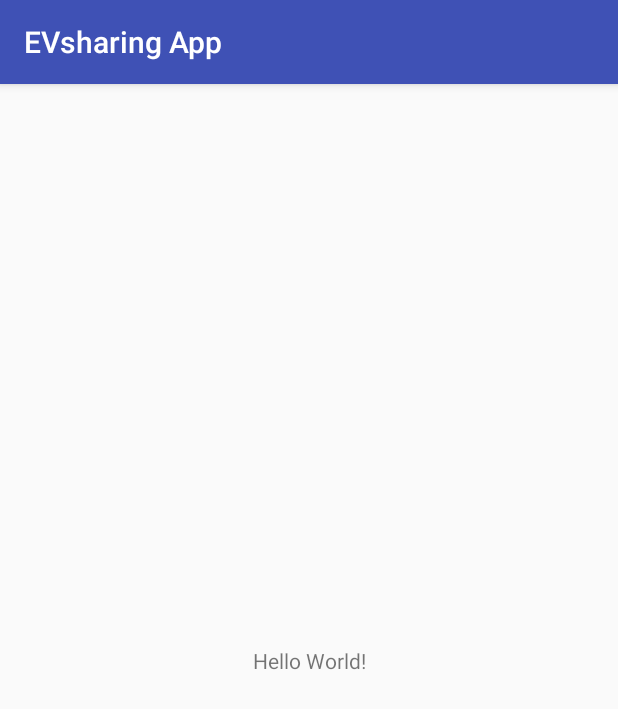
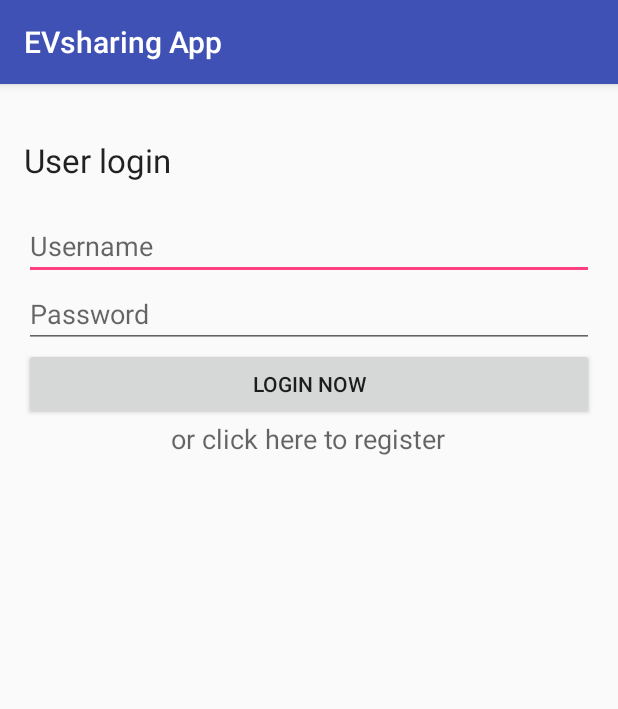
Before and after one commit to ioannisgk/evsharing-app-release, an Android app: the screen it shows after launch (MainActivity), on a phone screen of 412 x 824 dp. Shown: the top 709 px of the screen. Run offline under Robolectric (Android 15) with nearby library versions, the phone set to English and light mode, and no system bars.

Commit message:
MainActivity layout created

```diff
--- a/app/src/main/res/layout/activity_main.xml
+++ b/app/src/main/res/layout/activity_main.xml
@@ -1,18 +1,58 @@
-<?xml version="1.0" encoding="utf-8"?>
-<android.support.constraint.ConstraintLayout xmlns:android="http://schemas.android.com/apk/res/android"
-    xmlns:app="http://schemas.android.com/apk/res-auto"
-    xmlns:tools="http://schemas.android.com/tools"
-    android:layout_width="match_parent"
-    android:layout_height="match_parent"
-    tools:context="com.ioannisgk.evsharingapp.MainActivity">
+<RelativeLayout xmlns:android="http://schemas.android.com/apk/res/android"
+    xmlns:tools="http://schemas.android.com/tools" android:layout_width="match_parent"
+    android:layout_height="match_parent" android:paddingLeft="@dimen/activity_horizontal_margin"
+    android:paddingRight="@dimen/activity_horizontal_margin"
+    android:paddingTop="@dimen/activity_vertical_margin"
+    android:paddingBottom="@dimen/activity_vertical_margin" tools:context="com.ioannisgk.evsharingapp.MainActivity">
 
     <TextView
+        android:id="@+id/userloginTextView"
         android:layout_width="wrap_content"
         android:layout_height="wrap_content"
-        android:text="Hello World!"
-        app:layout_constraintBottom_toBottomOf="parent"
-        app:layout_constraintLeft_toLeftOf="parent"
-        app:layout_constraintRight_toRightOf="parent"
-        app:layout_constraintTop_toTopOf="parent" />
+        android:layout_alignParentLeft="true"
+        android:layout_alignParentStart="true"
+        android:layout_alignParentTop="true"
+        android:layout_marginTop="20dp"
+        android:text="@string/titleMainActivity"
+        android:textAppearance="?android:attr/textAppearanceLarge" />
 
-</android.support.constraint.ConstraintLayout>
+    <EditText
+        android:id="@+id/usernameEditText"
+        android:layout_width="match_parent"
+        android:layout_height="wrap_content"
+        android:layout_alignParentLeft="true"
+        android:layout_alignParentStart="true"
+        android:layout_below="@+id/userloginTextView"
+        android:layout_marginTop="20dp"
+        android:hint="@string/usernameMainActivity"
+        android:inputType="textEmailAddress" />
+
+    <EditText
+        android:id="@+id/passwordEditText"
+        android:layout_width="match_parent"
+        android:layout_height="wrap_content"
+        android:layout_alignParentLeft="true"
+        android:layout_alignParentStart="true"
+        android:layout_below="@+id/usernameEditText"
+        android:hint="@string/passwordMainActivity"
+        android:inputType="textPassword" />
+
+    <Button
+        android:id="@+id/loginButton"
+        android:layout_width="match_parent"
+        android:layout_height="wrap_content"
+        android:layout_alignParentLeft="true"
+        android:layout_alignParentStart="true"
+        android:layout_below="@+id/passwordEditText"
+        android:text="@string/loginMainActivity" />
+
+    <TextView
+        android:id="@+id/registerTextView"
+        android:layout_width="wrap_content"
+        android:layout_height="wrap_content"
+        android:layout_below="@+id/loginButton"
+        android:layout_centerHorizontal="true"
+        android:text="@string/registerMainActivity"
+        android:textAppearance="?android:attr/textAppearanceMedium" />
+
+</RelativeLayout>
--- /dev/null
+++ b/app/src/main/res/values-w820dp/dimens.xml
@@ -0,0 +1,6 @@
+<resources>
+    <!-- Example customization of dimensions originally defined in res/values/dimens.xml
+         (such as screen margins) for screens with more than 820dp of available width. This
+         would include 7" and 10" devices in landscape (~960dp and ~1280dp respectively). -->
+    <dimen name="activity_horizontal_margin">64dp</dimen>
+</resources>
--- /dev/null
+++ b/app/src/main/res/values/dimens.xml
@@ -0,0 +1,5 @@
+<resources>
+    <!-- Default screen margins, per the Android Design guidelines. -->
+    <dimen name="activity_horizontal_margin">16dp</dimen>
+    <dimen name="activity_vertical_margin">16dp</dimen>
+</resources>
--- a/app/src/main/res/values/strings.xml
+++ b/app/src/main/res/values/strings.xml
@@ -1,3 +1,10 @@
 <resources>
-    <string name="app_name">EVsharing App</string>
+<string name="app_name">EVsharing App</string>
+
+    <string name="titleMainActivity">User login</string>
+    <string name="usernameMainActivity">Username</string>
+    <string name="passwordMainActivity">Password</string>
+    <string name="loginMainActivity">Login Now</string>
+    <string name="registerMainActivity">or click here to register</string>
+
 </resources>
```
